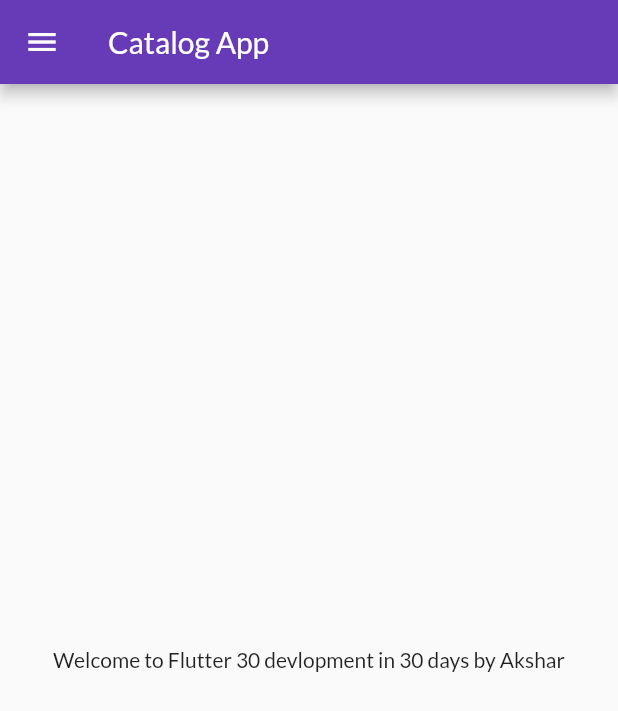
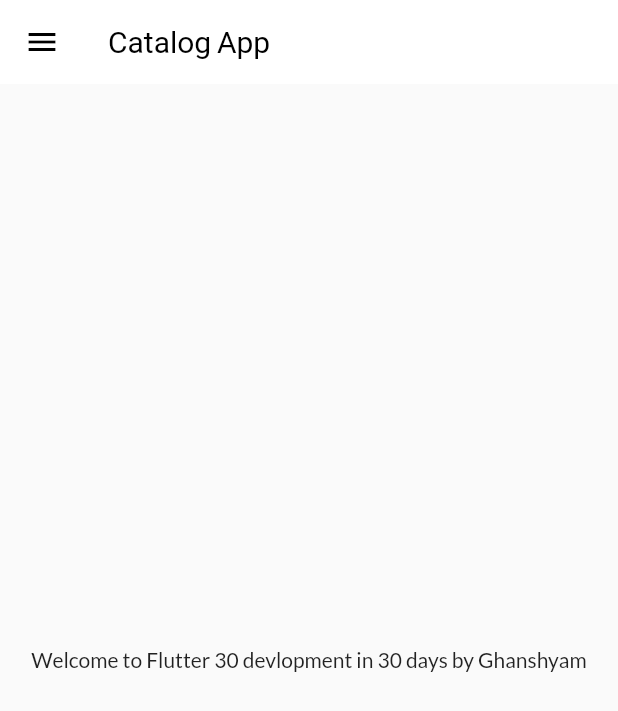
Before and after one commit to ghanshyamgamit2001/Catalog-App-With-Flutter, a Flutter app: the screen it shows after launch, on a phone screen of 412 x 824 dp. Shown: the top 711 px of the screen. Run offline on Flutter 3.47's test engine with Material 2 defaults, Android fonts, the light colour scheme and no system bars; our stand-ins replace google_fonts.

Commit message:
themes extracted

```diff
--- a/lib/main.dart
+++ b/lib/main.dart
@@ -1,7 +1,7 @@
 import 'package:catalog/utils/routes.dart';
+import 'package:catalog/widgets/themes.dart';
 import 'package:flutter/material.dart';
 import 'package:catalog/pages/login_page.dart';
-import 'package:google_fonts/google_fonts.dart';
 import 'pages/home_page.dart';
 
 void main() {
@@ -13,15 +13,9 @@ class MyApp extends StatelessWidget {
   Widget build(BuildContext context) {
     return MaterialApp(
       themeMode: ThemeMode.light,
-      theme: ThemeData(
-        primarySwatch: Colors.deepPurple,
-        fontFamily: GoogleFonts.lato().fontFamily,
-      ),
+      theme: MyTheme.lightTheme(context),
+      darkTheme: MyTheme.darkTheme(context),
       debugShowCheckedModeBanner: false,
-      darkTheme: ThemeData(
-        brightness: Brightness.dark,
-        // primarySwatch: Colors.orange,
-      ),
       initialRoute: MyRoutes.homeRoute,
       routes: {
         "/": (context) => LoginPage(),
--- a/lib/pages/home_page.dart
+++ b/lib/pages/home_page.dart
@@ -8,14 +8,21 @@ class HomePage extends StatelessWidget {
   @override
   Widget build(BuildContext context) {
     final int days = 30;
-    final String name = "Akshar";
+    final String name = "Ghanshyam";
 
     return Scaffold(
       appBar: AppBar(
-        title: Text("Catalog App"),
+        title: Text(
+          "Catalog App",
+
+          // style: TextStyle(color: Colors.black) This is replicated with textTheme
+        ),
       ),
       body: Center(
-        child: Text("Welcome to Flutter $days devlopment in 30 days by $name"),
+        child: Container(
+          child:
+              Text("Welcome to Flutter $days devlopment in 30 days by $name"),
+        ),
       ),
       // ignore: prefer_const_constructors
       drawer: MyDrawer(),
--- a/lib/widgets/drawer.dart
+++ b/lib/widgets/drawer.dart
@@ -25,7 +25,6 @@ class MyDrawer extends StatelessWidget {
                   ),
                 )),
             ListTile(
-
               leading: Icon(
                 CupertinoIcons.home,
                 color: Colors.white,
--- /dev/null
+++ b/lib/widgets/themes.dart
@@ -0,0 +1,22 @@
+import 'package:flutter/material.dart';
+import 'package:google_fonts/google_fonts.dart';
+
+class MyTheme {
+  static ThemeData lightTheme(BuildContext context) => ThemeData(
+      primarySwatch: Colors.deepPurple,
+      fontFamily: GoogleFonts.lato().fontFamily,
+      // ignore: prefer_const_constructors
+      appBarTheme: AppBarTheme(
+        color: Colors.white,
+        elevation: 0.0,
+        iconTheme: IconThemeData(color: Colors.black),
+        titleTextStyle: TextStyle(
+          color: Colors.black,
+          fontSize: 20.0, // it's normaly changes by me
+        ),
+      ));
+
+  static ThemeData darkTheme(BuildContext context) => ThemeData(
+        brightness: Brightness.dark,
+      );
+}
```
